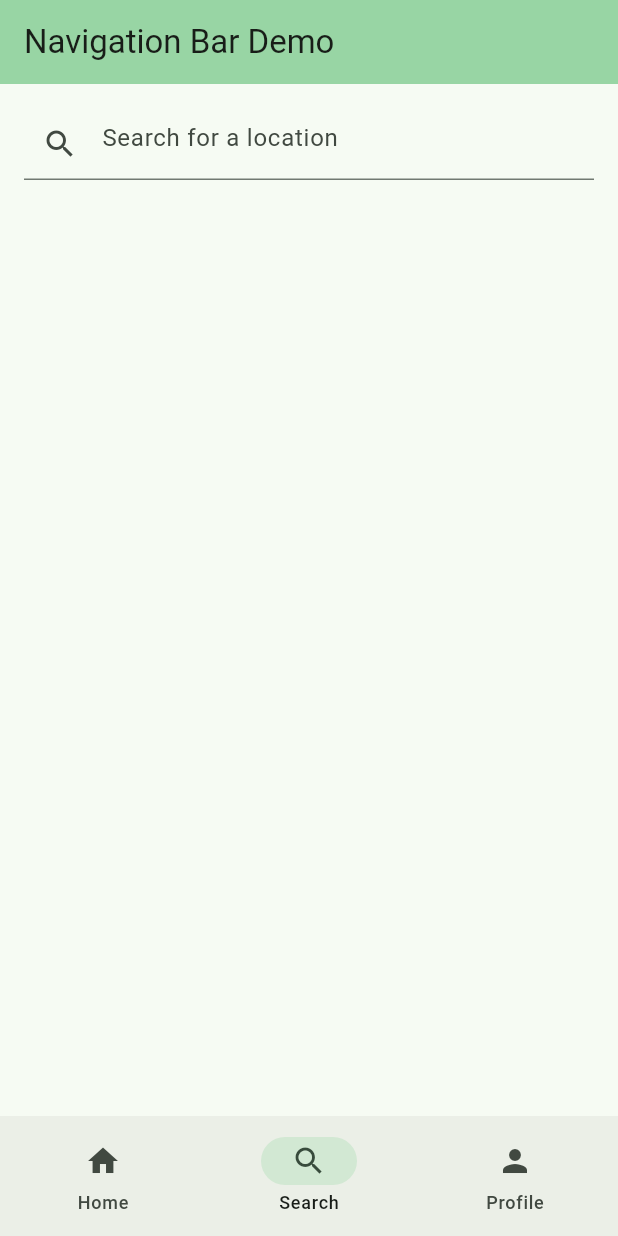
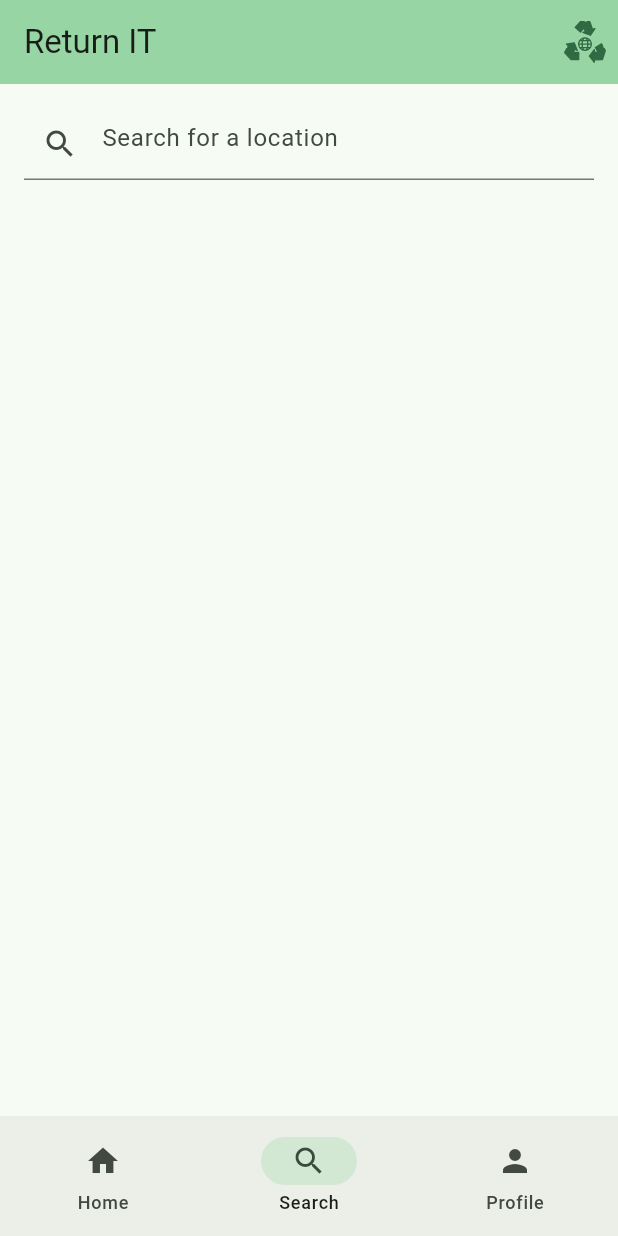
Before and after one commit to AndreiBacs/RetuRO, a Flutter app: the screen it shows after launch, item 2 of the bottom bar chosen, on a phone screen of 412 x 824 dp. Run offline on Flutter 3.47's test engine with Material 3 defaults, Android fonts, the phone set to English and light mode, and no system bars; our stand-ins replace flutter_map, flutter_svg, geocoding, geolocator, latlong2.

Commit message:
Update dependencies in pubspec.yaml, add recycle icon widget, and modify main app title. Introduce new SVG asset for recycling icon and ensure proper plugin registration for path provider on macOS. (#5)

```diff
--- a/front-end/retur_ro/lib/main.dart
+++ b/front-end/retur_ro/lib/main.dart
@@ -2,6 +2,7 @@
 import 'pages/home_page.dart';
 import 'pages/search_page.dart';
 import 'pages/profile_page.dart';
+import 'widgets/recycle_icon.dart';
 
 void main() {
   runApp(const MyApp());
@@ -13,7 +14,7 @@
   @override
   Widget build(BuildContext context) {
     return MaterialApp(
-      title: 'Navigation Bar Demo',
+      title: 'Return IT',
       theme: ThemeData(
         colorScheme: ColorScheme.fromSeed(
           seedColor: const Color.fromARGB(255, 58, 183, 106),
@@ -21,7 +22,7 @@
         useMaterial3: true,
       ),
       debugShowCheckedModeBanner: false,
-      home: const MyHomePage(title: 'Navigation Bar Demo'),
+      home: const MyHomePage(title: 'Return IT'),
     );
   }
 }
@@ -56,6 +57,15 @@
       appBar: AppBar(
         backgroundColor: Theme.of(context).colorScheme.inversePrimary,
         title: Text(widget.title),
+        actions: [
+          Padding(
+            padding: const EdgeInsets.all(8.0),
+            child: RecycleIcon(
+              size: 28.0,
+              color: Theme.of(context).colorScheme.primary,
+            ),
+          ),
+        ],
       ),
       body: _pages[_selectedIndex],
       bottomNavigationBar: NavigationBar(
--- /dev/null
+++ b/front-end/retur_ro/lib/widgets/recycle_icon.dart
@@ -0,0 +1,25 @@
+import 'package:flutter/material.dart';
+import 'package:flutter_svg/flutter_svg.dart';
+
+class RecycleIcon extends StatelessWidget {
+  final double? size;
+  final Color? color;
+
+  const RecycleIcon({
+    super.key,
+    this.size = 24.0,
+    this.color,
+  });
+
+  @override
+  Widget build(BuildContext context) {
+    return SvgPicture.asset(
+      'assets/images/recycle-svgrepo-com.svg',
+      width: size,
+      height: size,
+      colorFilter: color != null
+          ? ColorFilter.mode(color!, BlendMode.srcIn)
+          : null,
+    );
+  }
+}
--- a/front-end/retur_ro/pubspec.yaml
+++ b/front-end/retur_ro/pubspec.yaml
@@ -39,6 +39,7 @@ dependencies:
   geocoding: ^4.0.0
   flutter_map: ^8.1.1
   latlong2: ^0.9.1
+  flutter_svg: ^2.0.10+1
 
 dev_dependencies:
   flutter_test:
```
Also changed, not shown: front-end/retur_ro/assets/images/recycle-svgrepo-com.svg (renamed from front-end/retur_ro/assets/icons/recycle-svgrepo-com.svg), front-end/retur_ro/pubspec.lock, 1 other file.
